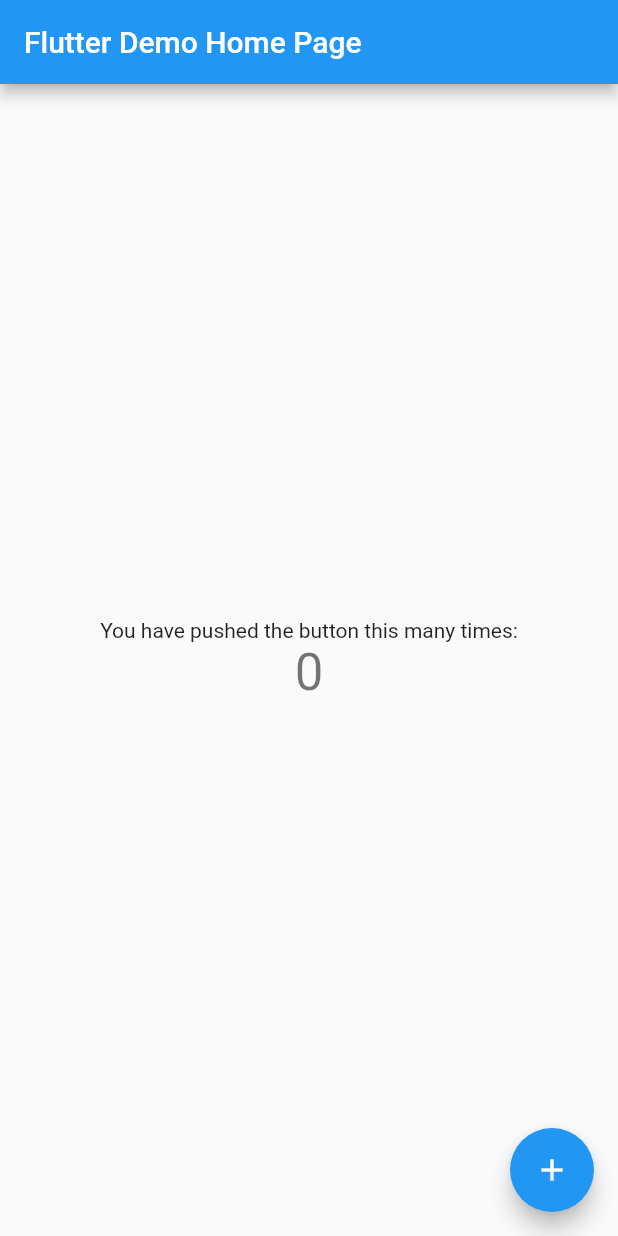
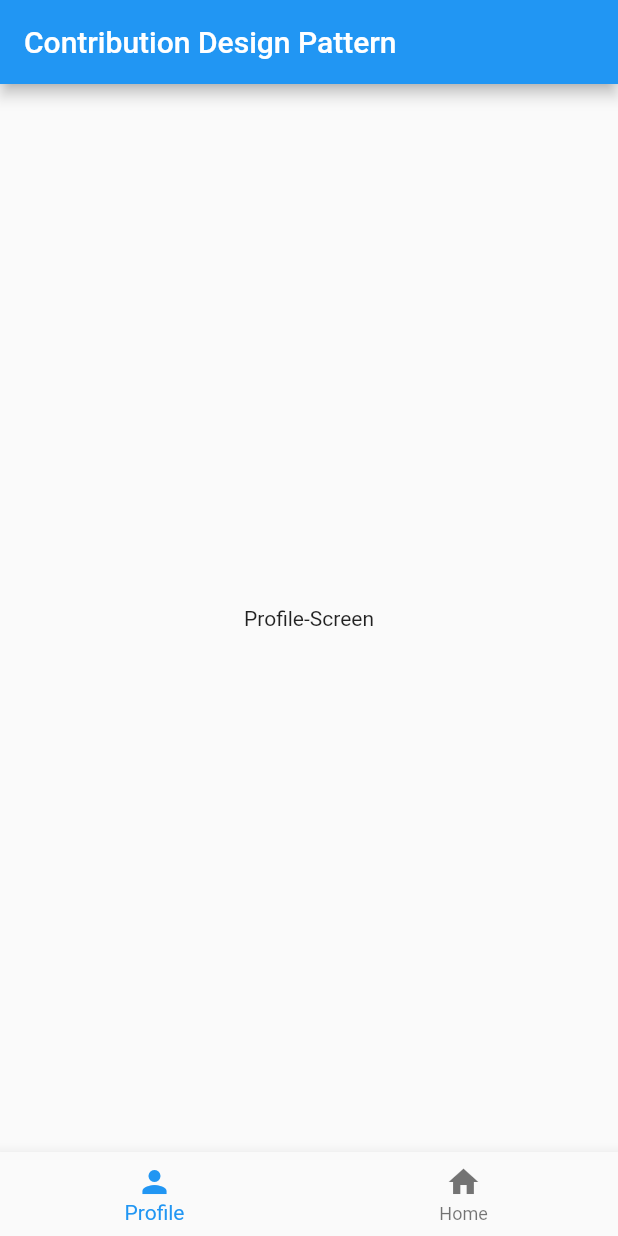
Before and after one commit to ebrahimmansur/contribution-design-pattern, a Flutter app: the screen it shows after launch, on a phone screen of 412 x 824 dp. Run offline on Flutter 3.47's test engine with Material 2 defaults, Android fonts, the phone set to English and light mode, and no system bars.

Commit message:
♻️ update : main screen

```diff
--- a/app_demo/lib/main.dart
+++ b/app_demo/lib/main.dart
@@ -1,3 +1,5 @@
+import 'package:app_demo/common/contributions/bottom.navbar.contribution.contract.dart';
+import 'package:app_demo/common/contributions/contribution.manager.dart';
 import 'package:flutter/material.dart';
 
 void main() {
@@ -7,39 +9,20 @@ void main() {
 class MyApp extends StatelessWidget {
   const MyApp({Key? key}) : super(key: key);
 
-  // This widget is the root of your application.
   @override
   Widget build(BuildContext context) {
     return MaterialApp(
-      title: 'Flutter Demo',
+      title: 'Contribution Demo',
       theme: ThemeData(
-        // This is the theme of your application.
-        //
-        // Try running your application with "flutter run". You'll see the
-        // application has a blue toolbar. Then, without quitting the app, try
-        // changing the primarySwatch below to Colors.green and then invoke
-        // "hot reload" (press "r" in the console where you ran "flutter run",
-        // or simply save your changes to "hot reload" in a Flutter IDE).
-        // Notice that the counter didn't reset back to zero; the application
-        // is not restarted.
         primarySwatch: Colors.blue,
       ),
-      home: const MyHomePage(title: 'Flutter Demo Home Page'),
+      home: const MyHomePage(title: 'Contribution Design Pattern'),
     );
   }
 }
 
 class MyHomePage extends StatefulWidget {
   const MyHomePage({Key? key, required this.title}) : super(key: key);
-
-  // This widget is the home page of your application. It is stateful, meaning
-  // that it has a State object (defined below) that contains fields that affect
-  // how it looks.
-
-  // This class is the configuration for the state. It holds the values (in this
-  // case the title) provided by the parent (in this case the App widget) and
-  // used by the build method of the State. Fields in a Widget subclass are
-  // always marked "final".
 
   final String title;
 
@@ -48,68 +31,32 @@ class MyHomePage extends StatefulWidget {
 }
 
 class _MyHomePageState extends State<MyHomePage> {
-  int _counter = 0;
+  final ContributionManager<IBottomNavigationBarContribution>
+      _contributionManager = ContributionManager();
 
-  void _incrementCounter() {
-    setState(() {
-      // This call to setState tells the Flutter framework that something has
-      // changed in this State, which causes it to rerun the build method below
-      // so that the display can reflect the updated values. If we changed
-      // _counter without calling setState(), then the build method would not be
-      // called again, and so nothing would appear to happen.
-      _counter++;
-    });
-  }
+  int _selectedIndex = 0;
 
   @override
   Widget build(BuildContext context) {
-    // This method is rerun every time setState is called, for instance as done
-    // by the _incrementCounter method above.
-    //
-    // The Flutter framework has been optimized to make rerunning build methods
-    // fast, so that you can just rebuild anything that needs updating rather
-    // than having to individually change instances of widgets.
+    final bottomContribution = _contributionManager.contributions;
     return Scaffold(
       appBar: AppBar(
-        // Here we take the value from the MyHomePage object that was created by
-        // the App.build method, and use it to set our appbar title.
         title: Text(widget.title),
       ),
+      bottomNavigationBar: BottomNavigationBar(
+        currentIndex: _selectedIndex,
+        type: BottomNavigationBarType.fixed,
+        onTap: (value) => setState(() {
+          _selectedIndex = value;
+        }),
+        items: bottomContribution
+            .map((e) => BottomNavigationBarItem(
+                icon: Icon(e.state.icon), label: e.state.label))
+            .toList(),
+      ),
       body: Center(
-        // Center is a layout widget. It takes a single child and positions it
-        // in the middle of the parent.
-        child: Column(
-          // Column is also a layout widget. It takes a list of children and
-          // arranges them vertically. By default, it sizes itself to fit its
-          // children horizontally, and tries to be as tall as its parent.
-          //
-          // Invoke "debug painting" (press "p" in the console, choose the
-          // "Toggle Debug Paint" action from the Flutter Inspector in Android
-          // Studio, or the "Toggle Debug Paint" command in Visual Studio Code)
-          // to see the wireframe for each widget.
-          //
-          // Column has various properties to control how it sizes itself and
-          // how it positions its children. Here we use mainAxisAlignment to
-          // center the children vertically; the main axis here is the vertical
-          // axis because Columns are vertical (the cross axis would be
-          // horizontal).
-          mainAxisAlignment: MainAxisAlignment.center,
-          children: <Widget>[
-            const Text(
-              'You have pushed the button this many times:',
-            ),
-            Text(
-              '$_counter',
-              style: Theme.of(context).textTheme.headline4,
-            ),
-          ],
-        ),
+        child: bottomContribution[_selectedIndex].view(context),
       ),
-      floatingActionButton: FloatingActionButton(
-        onPressed: _incrementCounter,
-        tooltip: 'Increment',
-        child: const Icon(Icons.add),
-      ), // This trailing comma makes auto-formatting nicer for build methods.
     );
   }
 }
```
